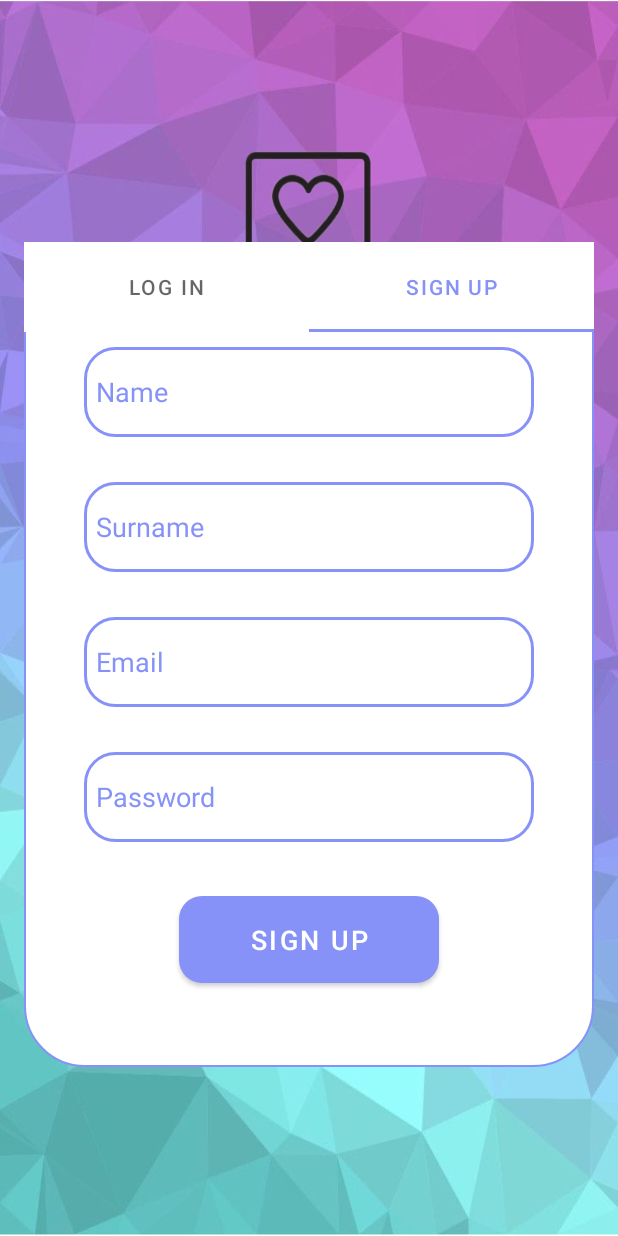
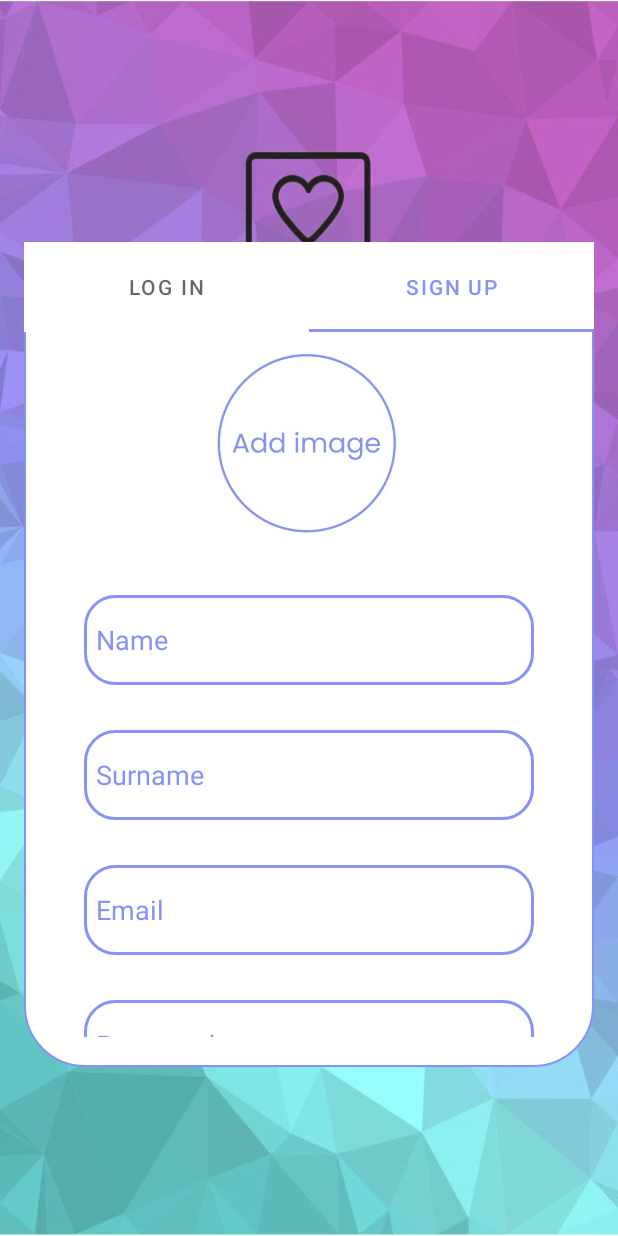
Before and after one commit to eupafe/socialGiftPrpr, an Android app: the screen it shows after launch (MainActivity), tab 2 chosen, on a phone screen of 412 x 824 dp. Run offline under Robolectric (Android 15) with nearby library versions, the light colour scheme and no system bars; 2 statements that could not run were skipped.

Commit message:
added view

```diff
--- a/app/src/main/res/layout/fragment_sign_up.xml
+++ b/app/src/main/res/layout/fragment_sign_up.xml
@@ -19,6 +19,15 @@
             android:orientation="vertical"
             android:layout_marginTop="20dp"
             android:padding="20dp">
+
+            <ImageView
+                android:layout_width="match_parent"
+                android:layout_height="150dp"
+                android:layout_marginTop="15dp"
+                android:id="@+id/profileImage"
+                android:src = "@drawable/addimage"
+                />
+
 
             <EditText
                 android:layout_width="300dp"
```
Also changed, not shown: app/src/main/java/com/example/socialgiftprpr/signUp.java (+18 -0 lines), app/src/main/res/drawable/addimage.jpg (added).
